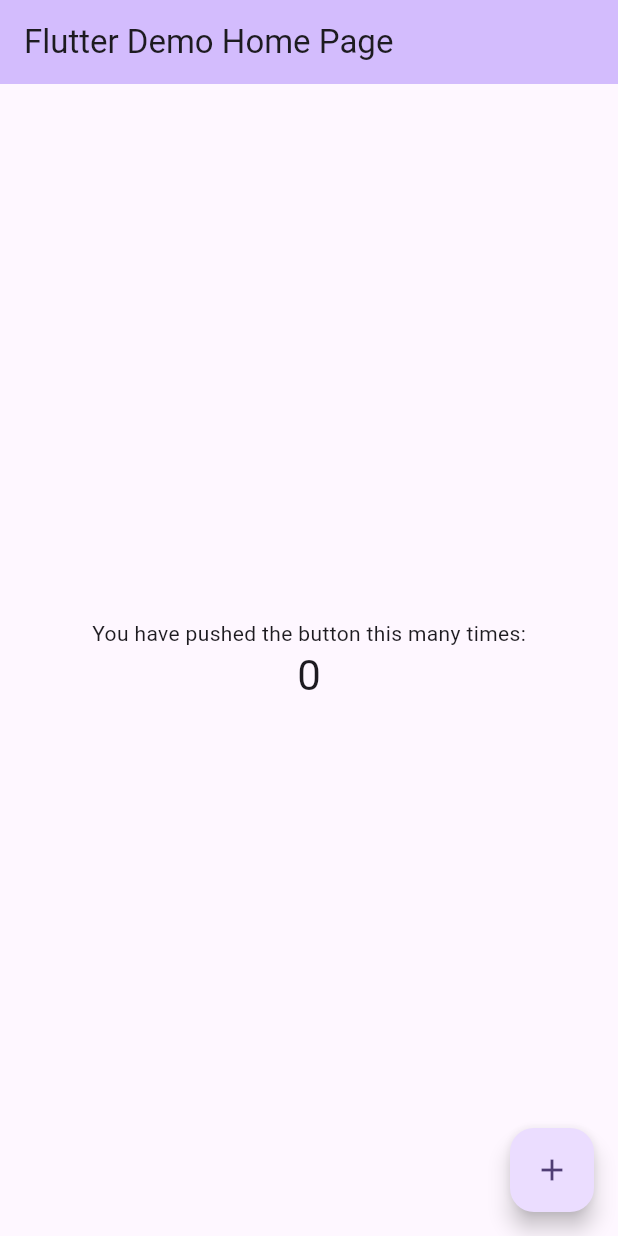
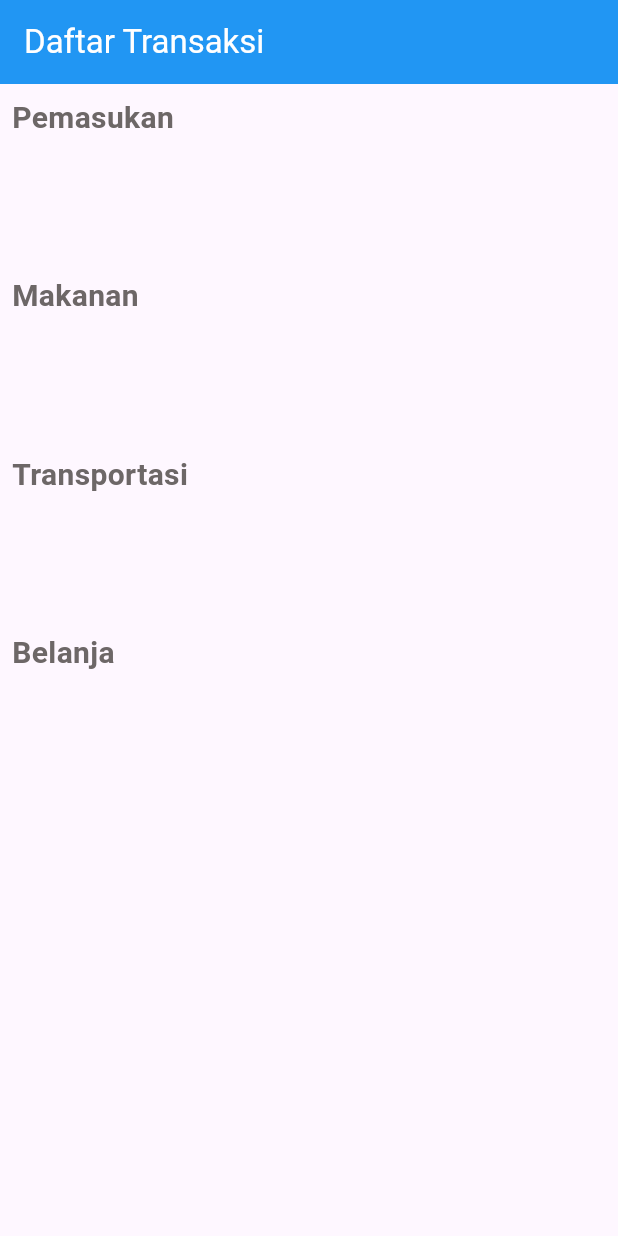
Before and after one commit to BungaDOR/Project-Aplikasi-Berbasis-Web-Pencatatan-Keuangan, a Flutter app: the screen it shows after launch, on a phone screen of 412 x 824 dp. Run offline on Flutter 3.47's test engine with Material 3 defaults, Android fonts, the phone set to English and light mode, and no system bars.

Commit message:
tampilan awal daftar transaksi

```diff
--- /dev/null
+++ b/lib/daftar_transaksi/daftar_transaksi.dart
@@ -0,0 +1,53 @@
+import 'package:flutter/material.dart';
+
+class DaftarTransaksi extends StatefulWidget {
+  const DaftarTransaksi({super.key});
+
+  @override
+  State<DaftarTransaksi> createState() => _DaftarTransaksiState();
+}
+
+class _DaftarTransaksiState extends State<DaftarTransaksi> {
+  @override
+  Widget build(BuildContext context) {
+    return Scaffold(
+      appBar: AppBar(
+        title: Text("Daftar Transaksi"),
+        backgroundColor: Colors.blue,
+        foregroundColor: Colors.white,
+      ),
+      body: Padding(
+        padding: const EdgeInsets.all(8.0),
+        child: Column(
+          mainAxisAlignment: MainAxisAlignment.start,
+          crossAxisAlignment: CrossAxisAlignment.start,
+          children: [
+            Text("Pemasukan",
+            style: TextStyle(fontSize: 20, fontWeight: FontWeight.bold, color: const Color.fromARGB(255, 109, 103, 103)),
+            ),
+            SizedBox(height: 90),
+            Text("Makanan",
+            style: TextStyle(fontSize: 20, fontWeight: FontWeight.bold, color: const Color.fromARGB(255, 109, 103, 103)),
+            ),
+            SizedBox(height: 90),
+            Text("Transportasi",
+            style: TextStyle(fontSize: 20, fontWeight: FontWeight.bold, color: const Color.fromARGB(255, 109, 103, 103)),
+            ),
+            SizedBox(height: 90),
+            Text("Belanja",
+            style: TextStyle(fontSize: 20, fontWeight: FontWeight.bold, color: const Color.fromARGB(255, 109, 103, 103)),
+            ),
+            // Container(
+            //   height: 10,
+            //   width: double.infinity,
+            //   decoration: BoxDecoration(
+            //     borderRadius: BorderRadius.circular(20),
+            //   ),
+            //   child: Text("Gaji Bulanan"),
+            // ),
+          ],
+        ),
+      ),
+    );
+  }
+}
--- a/lib/main.dart
+++ b/lib/main.dart
@@ -1,4 +1,5 @@
 import 'package:flutter/material.dart';
+import 'package:project_akhir_uas/daftar_transaksi/daftar_transaksi.dart';
 
 void main() {
   runApp(const MyApp());
@@ -11,112 +12,7 @@ class MyApp extends StatelessWidget {
   @override
   Widget build(BuildContext context) {
     return MaterialApp(
-      title: 'Flutter Demo',
-      theme: ThemeData(
-        // This is the theme of your application.
-        //
-        // TRY THIS: Try running your application with "flutter run". You'll see
-        // the application has a purple toolbar. Then, without quitting the app,
-        // try changing the seedColor in the colorScheme below to Colors.green
-        // and then invoke "hot reload" (save your changes or press the "hot
-        // reload" button in a Flutter-supported IDE, or press "r" if you used
-        // the command line to start the app).
-        //
-        // Notice that the counter didn't reset back to zero; the application
-        // state is not lost during the reload. To reset the state, use hot
-        // restart instead.
-        //
-        // This works for code too, not just values: Most code changes can be
-        // tested with just a hot reload.
-        colorScheme: ColorScheme.fromSeed(seedColor: Colors.deepPurple),
-      ),
-      home: const MyHomePage(title: 'Flutter Demo Home Page'),
+      home: DaftarTransaksi(),
     );
   }
 }
-
-class MyHomePage extends StatefulWidget {
-  const MyHomePage({super.key, required this.title});
-
-  // This widget is the home page of your application. It is stateful, meaning
-  // that it has a State object (defined below) that contains fields that affect
-  // how it looks.
-
-  // This class is the configuration for the state. It holds the values (in this
-  // case the title) provided by the parent (in this case the App widget) and
-  // used by the build method of the State. Fields in a Widget subclass are
-  // always marked "final".
-
-  final String title;
-
-  @override
-  State<MyHomePage> createState() => _MyHomePageState();
-}
-
-class _MyHomePageState extends State<MyHomePage> {
-  int _counter = 0;
-
-  void _incrementCounter() {
-    setState(() {
-      // This call to setState tells the Flutter framework that something has
-      // changed in this State, which causes it to rerun the build method below
-      // so that the display can reflect the updated values. If we changed
-      // _counter without calling setState(), then the build method would not be
-      // called again, and so nothing would appear to happen.
-      _counter++;
-    });
-  }
-
-  @override
-  Widget build(BuildContext context) {
-    // This method is rerun every time setState is called, for instance as done
-    // by the _incrementCounter method above.
-    //
-    // The Flutter framework has been optimized to make rerunning build methods
-    // fast, so that you can just rebuild anything that needs updating rather
-    // than having to individually change instances of widgets.
-    return Scaffold(
-      appBar: AppBar(
-        // TRY THIS: Try changing the color here to a specific color (to
-        // Colors.amber, perhaps?) and trigger a hot reload to see the AppBar
-        // change color while the other colors stay the same.
-        backgroundColor: Theme.of(context).colorScheme.inversePrimary,
-        // Here we take the value from the MyHomePage object that was created by
-        // the App.build method, and use it to set our appbar title.
-        title: Text(widget.title),
-      ),
-      body: Center(
-        // Center is a layout widget. It takes a single child and positions it
-        // in the middle of the parent.
-        child: Column(
-          // Column is also a layout widget. It takes a list of children and
-          // arranges them vertically. By default, it sizes itself to fit its
-          // children horizontally, and tries to be as tall as its parent.
-          //
-          // Column has various properties to control how it sizes itself and
-          // how it positions its children. Here we use mainAxisAlignment to
-          // center the children vertically; the main axis here is the vertical
-          // axis because Columns are vertical (the cross axis would be
-          // horizontal).
-          //
-          // TRY THIS: Invoke "debug painting" (choose the "Toggle Debug Paint"
-          // action in the IDE, or press "p" in the console), to see the
-          // wireframe for each widget.
-          mainAxisAlignment: MainAxisAlignment.center,
-          children: <Widget>[
-            const Text('You have pushed the button this many times:'),
-            Text(
-              '$_counter',
-              style: Theme.of(context).textTheme.headlineMedium,
-            ),
-          ],
-        ),
-      ),
-      floatingActionButton: FloatingActionButton(
-        onPressed: _incrementCounter,
-        tooltip: 'Increment',
-        child: const Icon(Icons.add),
-      ), // This trailing comma makes auto-formatting nicer for build methods.
-    );
-  }
-}
```
Also changed, not shown: 1 other file.
